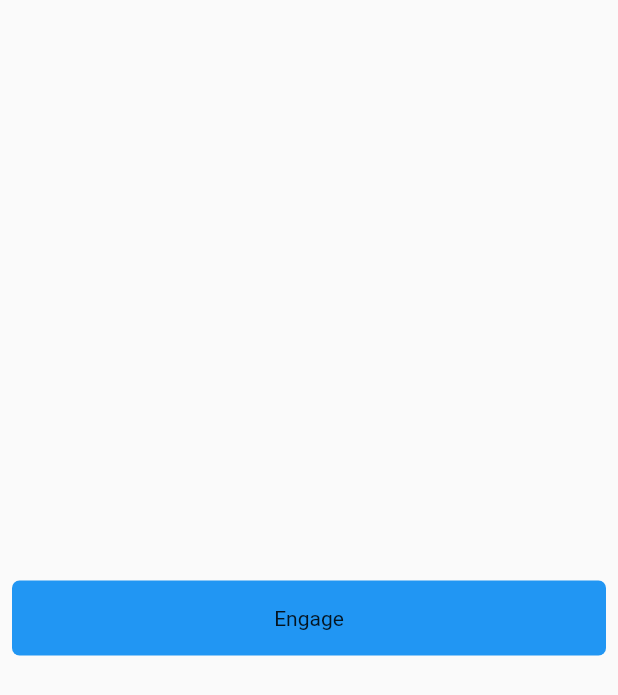
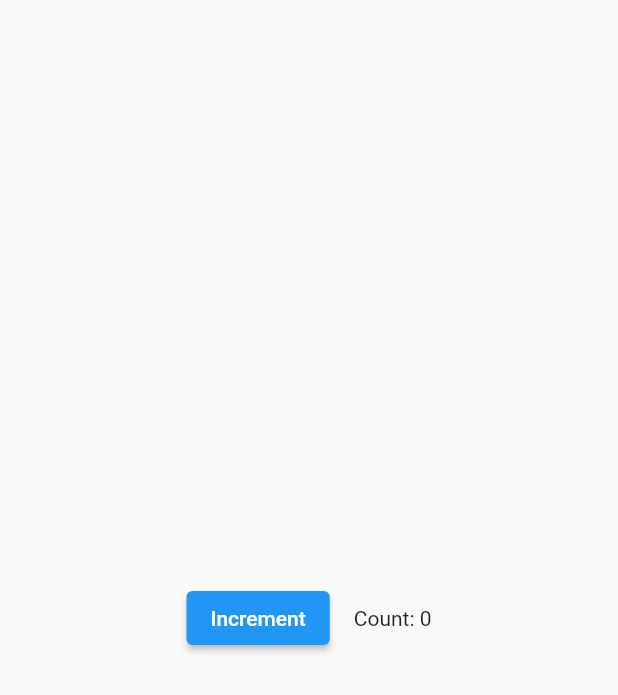
Before and after one commit to wyjun1988/flutter_study, a Flutter app: the screen it shows after launch, on a phone screen of 412 x 824 dp. Shown: the top 695 px of the screen. Run offline on Flutter 3.47's test engine with Material 2 defaults, Android fonts, the phone set to English and light mode, and no system bars.

Commit message:
add tutorial <Changing widgets in response to input>

```diff
--- a/lib/main.dart
+++ b/lib/main.dart
@@ -26,7 +26,7 @@ class MyApp extends StatelessWidget {
         ),
         home: Scaffold(
           body: Center(
-            child: MyButton(),
+            child: Counter(),
           ),
           // home: TutorialHome(),
           //home: MyHomePage(title: 'Flutter Demo Home Page'),
--- a/lib/src/basicWidget.dart
+++ b/lib/src/basicWidget.dart
@@ -130,3 +130,58 @@ class MyButton extends StatelessWidget {
     );
   }
 }
+
+//Changing widgets in response to input
+
+class CounterDisplay extends StatelessWidget {
+  CounterDisplay({required this.count});
+
+  final int count;
+
+  @override
+  Widget build(BuildContext context) {
+    return Text('Count: $count');
+  }
+}
+
+class CounterIncrementor extends StatelessWidget {
+  CounterIncrementor({required this.onPressed});
+
+  final VoidCallback onPressed;
+
+  @override
+  Widget build(BuildContext context) {
+    return ElevatedButton(
+      onPressed: onPressed,
+      child: Text('Increment'),
+    );
+  }
+}
+
+//StatefulWidgets are special widgets that know how to generate State objects, which are then used to hold state.
+class Counter extends StatefulWidget {
+  @override
+  _CounterState createState() => _CounterState();
+}
+
+class _CounterState extends State<Counter> {
+  int _counter = 0;
+
+  void _increment() {
+    setState((){
+      ++_counter;
+    }); // call back function
+  }
+
+  @override
+  Widget build(BuildContext context) {
+    return Row(
+      mainAxisAlignment: MainAxisAlignment.center,
+      children: <Widget>[
+        CounterIncrementor(onPressed: _increment),
+        SizedBox(width: 16),
+        CounterDisplay(count: _counter),
+      ],
+    );
+  }
+}
```
